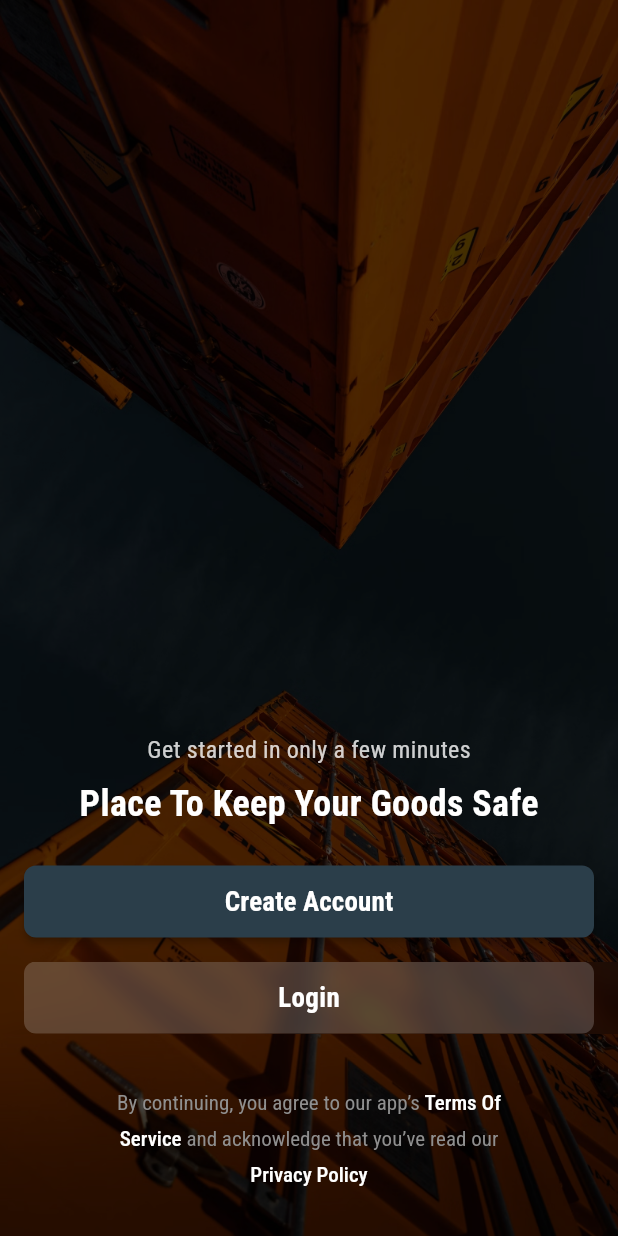
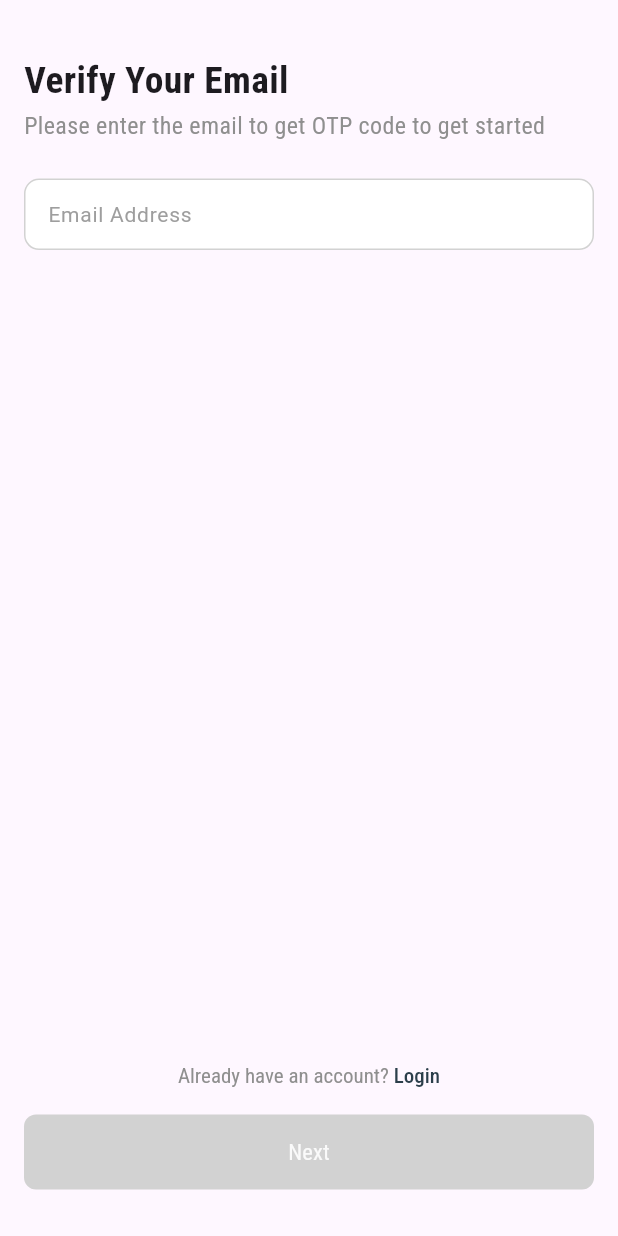
Before and after one commit to affanminhas/mobikon, a Flutter app: the screen it shows after launch, after a tap on "Create Account", on a phone screen of 412 x 824 dp. Run offline on Flutter 3.47's test engine with Material 3 defaults, Android fonts, the phone set to English and light mode, and no system bars; our stand-ins replace flutter_svg; Roboto replaces fonts that are missing (Poppins).

Commit message:
verify email screen design completed

```diff
--- a/lib/constants/app_colors.dart
+++ b/lib/constants/app_colors.dart
@@ -5,4 +5,5 @@ class AppColors {
   static const Color bgColor = Color(0xFFFAFAFA);
   static const Color primaryColor = Color(0xFF2B3E4A);
   static const Color darkGrey = Color(0xFF8F8F8F);
+  static const Color lightGrey = Color(0xFFD2D2D2);
 }
--- a/lib/route_generator.dart
+++ b/lib/route_generator.dart
@@ -1,5 +1,7 @@
 import 'package:flutter/material.dart';
 import 'package:mobikon/views/login/login_view.dart';
+import 'package:mobikon/views/signup/verify_code_view.dart';
+import 'package:mobikon/views/signup/verify_email_view.dart';
 import 'package:mobikon/views/welcome/welcome_view.dart';
 
 import 'views/splash/splash_view.dart';
@@ -13,6 +15,10 @@ class RouteGenerator {
         return MaterialPageRoute(builder: (_) => const LoginView());
       case WelcomeView.id:
         return MaterialPageRoute(builder: (_) => const WelcomeView());
+      case VerifyEmailView.id:
+        return MaterialPageRoute(builder: (_) => const VerifyEmailView());
+      case VerifyCodeView.id:
+        return MaterialPageRoute(builder: (_) => const VerifyCodeView());
       default:
         return _errorRoute();
     }
--- /dev/null
+++ b/lib/views/signup/verify_code_view.dart
@@ -0,0 +1,16 @@
+import 'package:flutter/material.dart';
+
+class VerifyCodeView extends StatelessWidget {
+  static const String id = 'verify_code_view';
+
+  const VerifyCodeView({super.key});
+
+  @override
+  Widget build(BuildContext context) {
+    return Scaffold(
+      body: SafeArea(
+        child: Text('Verify Code'),
+      ),
+    );
+  }
+}
--- /dev/null
+++ b/lib/views/signup/verify_email_view.dart
@@ -0,0 +1,91 @@
+import 'package:flutter/material.dart';
+import 'package:mobikon/constants/app_colors.dart';
+import 'package:mobikon/constants/typography.dart';
+import 'package:mobikon/views/signup/verify_code_view.dart';
+import 'package:mobikon/widgets/custom_buttons.dart';
+import 'package:mobikon/widgets/custom_text_field.dart';
+
+class VerifyEmailView extends StatefulWidget {
+  static const String id = 'verify_email_view';
+
+  const VerifyEmailView({super.key});
+
+  @override
+  State<VerifyEmailView> createState() => _VerifyEmailViewState();
+}
+
+class _VerifyEmailViewState extends State<VerifyEmailView> {
+  String _email = '';
+
+  @override
+  Widget build(BuildContext context) {
+    return Scaffold(
+      resizeToAvoidBottomInset: false,
+      body: SafeArea(
+        child: Padding(
+          padding: const EdgeInsets.symmetric(horizontal: 16),
+          child: Column(
+            crossAxisAlignment: CrossAxisAlignment.start,
+            children: [
+              const SizedBox(height: 36),
+              Text(
+                'Verify Your Email',
+                style: robotoCondensedBold.copyWith(fontSize: 25),
+              ),
+              Text(
+                'Please enter the email to get OTP code to get started',
+                style: robotoCondensedRegular.copyWith(fontSize: 16, color: AppColors.darkGrey),
+              ),
+              const SizedBox(height: 24),
+              CustomTextField(
+                onChanged: (value) => setState(() => _email = value),
+                hintText: 'Email Address',
+                outlineColor: AppColors.lightGrey,
+              ),
+              const Spacer(),
+              Column(
+                children: [
+                  const SizedBox(height: 16),
+                  RichText(
+                    textAlign: TextAlign.center,
+                    text: TextSpan(
+                      children: [
+                        TextSpan(
+                          text: 'Already have an account? ',
+                          style: robotoCondensedRegular.copyWith(
+                            fontSize: 14,
+                            color: AppColors.darkGrey,
+                            height: 1.7,
+                          ),
+                        ),
+                        TextSpan(
+                          text: 'Login',
+                          style: robotoCondensedMedium.copyWith(
+                            fontSize: 14,
+                            color: AppColors.primaryColor,
+                            height: 1.7,
+                          ),
+                        ),
+                      ],
+                    ),
+                  ),
+                  const SizedBox(height: 16),
+                  PrimaryButton(
+                    title: 'Next',
+                    bgColor: AppColors.primaryColor,
+                    onTap: _email.isEmpty
+                        ? null
+                        : () {
+                            Navigator.pushNamed(context, VerifyCodeView.id);
+                          },
+                  ),
+                  const SizedBox(height: 31),
+                ],
+              )
+            ],
+          ),
+        ),
+      ),
+    );
+  }
+}
--- a/lib/views/welcome/welcome_view.dart
+++ b/lib/views/welcome/welcome_view.dart
@@ -4,6 +4,7 @@ import 'package:flutter/material.dart';
 import 'package:mobikon/constants/app_colors.dart';
 import 'package:mobikon/constants/strings.dart';
 import 'package:mobikon/constants/typography.dart';
+import 'package:mobikon/views/signup/verify_email_view.dart';
 import 'package:mobikon/widgets/custom_buttons.dart';
 
 class WelcomeView extends StatelessWidget {
@@ -48,7 +49,9 @@ class WelcomeView extends StatelessWidget {
                   child: PrimaryButton(
                     title: 'Create Account',
                     textStyle: robotoCondensedBold.copyWith(fontSize: 18, color: Colors.white),
-                    onTap: () {},
+                    onTap: () {
+                      Navigator.pushNamed(context, VerifyEmailView.id);
+                    },
                   ),
                 ),
                 const SizedBox(height: 16),
--- a/lib/widgets/custom_buttons.dart
+++ b/lib/widgets/custom_buttons.dart
@@ -7,7 +7,8 @@ class PrimaryButton extends StatelessWidget {
   final Color bgColor;
   final Color textColor;
   final TextStyle? textStyle;
-  final VoidCallback onTap;
+  final Color disabledColor;
+  final Function()? onTap;
   final double width;
   final double borderRadius;
 
@@ -17,6 +18,7 @@ class PrimaryButton extends StatelessWidget {
     this.textStyle,
     this.bgColor = AppColors.primaryColor,
     this.textColor = AppColors.bgColor,
+    this.disabledColor = AppColors.lightGrey,
     required this.onTap,
     this.width = double.infinity,
     this.borderRadius = 8,
@@ -25,9 +27,10 @@ class PrimaryButton extends StatelessWidget {
   @override
   Widget build(BuildContext context) {
     return MaterialButton(
-      height: 48,
+      height: 50,
       minWidth: width,
       color: bgColor,
+      disabledColor: disabledColor,
       shape: RoundedRectangleBorder(
         borderRadius: BorderRadius.circular(borderRadius),
       ),
--- /dev/null
+++ b/lib/widgets/custom_text_field.dart
@@ -0,0 +1,117 @@
+import 'package:flutter/material.dart';
+import 'package:flutter/services.dart';
+import 'package:mobikon/constants/app_colors.dart';
+import 'package:mobikon/constants/typography.dart';
+
+class CustomTextField extends StatelessWidget {
+  final String? hintText;
+  final String? initialValue;
+  final TextStyle? hintStyle;
+  final TextStyle? inputTextStyle;
+  final IconData? suffixIcon;
+  final Icon? prefixIcon;
+  final Function? onPrefixIconPressed;
+  final Function? onSuffixIconPressed;
+  final bool isPassword;
+  final bool readOnly;
+  final Color? fillColor;
+  final bool showErrorMessage;
+  final String suffixText;
+  final Function()? onTap;
+  final TextInputType keyBoardType;
+  final Function(String?)? validator;
+  final double verticalMargin;
+  final double horizontalMargin;
+  final Color? outlineColor;
+  final TextAlign textAlign;
+  final double radius;
+  final bool isSuffixIcon;
+  final Function(String)? onChanged;
+  final List<TextInputFormatter>? inputFormatters;
+  final TextInputAction? textInputAction;
+  final TextEditingController? controller;
+  final bool isEnable;
+
+  const CustomTextField(
+      {Key? key,
+      this.hintText,
+      this.initialValue,
+      this.isEnable = true,
+      this.isSuffixIcon = false,
+      this.hintStyle,
+      this.inputTextStyle,
+      this.suffixIcon,
+      this.prefixIcon,
+      this.onSuffixIconPressed,
+      this.onPrefixIconPressed,
+      this.outlineColor,
+      this.textAlign = TextAlign.start,
+      this.isPassword = false,
+      this.readOnly = false,
+      this.showErrorMessage = true,
+      this.horizontalMargin = 0,
+      this.verticalMargin = 0,
+      this.suffixText = '',
+      this.validator,
+      this.onTap,
+      this.radius = 10,
+      this.keyBoardType = TextInputType.text,
+      this.inputFormatters = const [],
+      this.textInputAction = TextInputAction.next,
+      this.fillColor,
+      this.controller,
+      this.onChanged})
+      : super(key: key);
+
+  @override
+  Widget build(BuildContext context) {
+    return Container(
+      width: double.infinity,
+      margin: EdgeInsets.symmetric(vertical: verticalMargin, horizontal: horizontalMargin),
+      child: TextFormField(
+        initialValue: initialValue,
+        enabled: isEnable,
+        keyboardType: keyBoardType,
+        obscuringCharacter: '*',
+        validator: (value) => validator!(value),
+        scrollPhysics: const BouncingScrollPhysics(),
+        style: inputTextStyle ?? robotoCondensedRegular,
+        obscureText: isPassword,
+        onChanged: onChanged,
+        readOnly: readOnly,
+        onTap: onTap,
+        inputFormatters: inputFormatters,
+        textInputAction: textInputAction,
+        textAlign: textAlign,
+        controller: controller,
+        decoration: InputDecoration(
+          hintText: hintText,
+          errorStyle: !showErrorMessage ? const TextStyle(height: 0) : null,
+          hintStyle: hintStyle ?? const TextStyle(color: Colors.grey, fontFamily: 'Poppins', fontSize: 14),
+          suffixText: suffixText,
+          suffixIcon: isSuffixIcon
+              ? IconButton(
+                  onPressed: () {
+                    if (onSuffixIconPressed != null) onSuffixIconPressed!();
+                  },
+                  icon: Icon(suffixIcon),
+                )
+              : null,
+          prefixIcon: prefixIcon,
+          filled: true,
+          isDense: true,
+          fillColor: fillColor ?? Colors.white,
+          errorBorder: OutlineInputBorder(
+              borderRadius: BorderRadius.circular(radius), borderSide: const BorderSide(color: Colors.red)),
+          focusedErrorBorder: OutlineInputBorder(
+              borderRadius: BorderRadius.circular(radius), borderSide: const BorderSide(color: Colors.red)),
+          enabledBorder: OutlineInputBorder(
+              borderRadius: BorderRadius.circular(radius),
+              borderSide: BorderSide(color: outlineColor ?? Colors.transparent)),
+          focusedBorder: OutlineInputBorder(
+              borderRadius: BorderRadius.circular(radius), borderSide: const BorderSide(color: AppColors.primaryColor)),
+        ),
+      ),
+    );
+  }
+}
```
